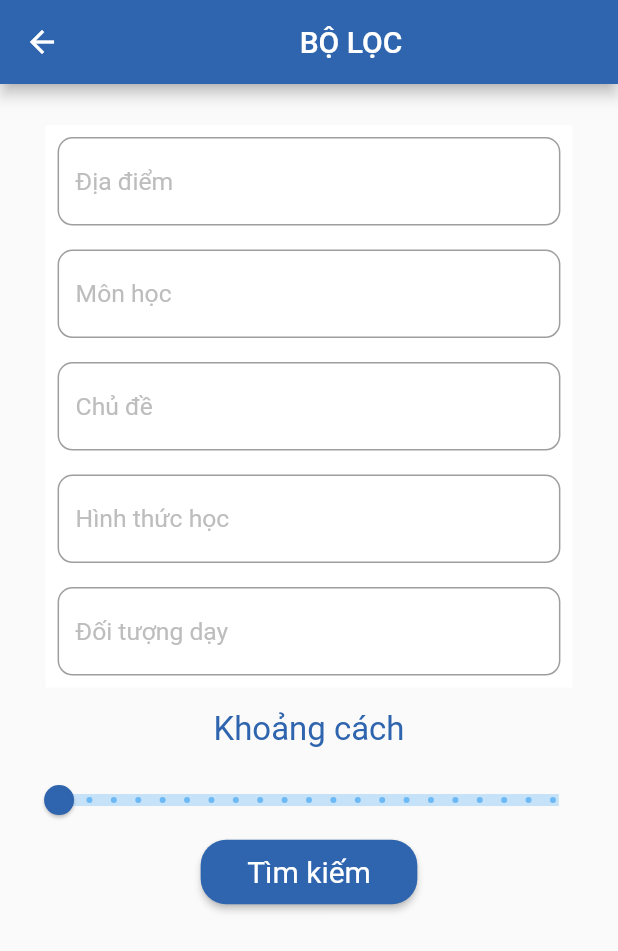
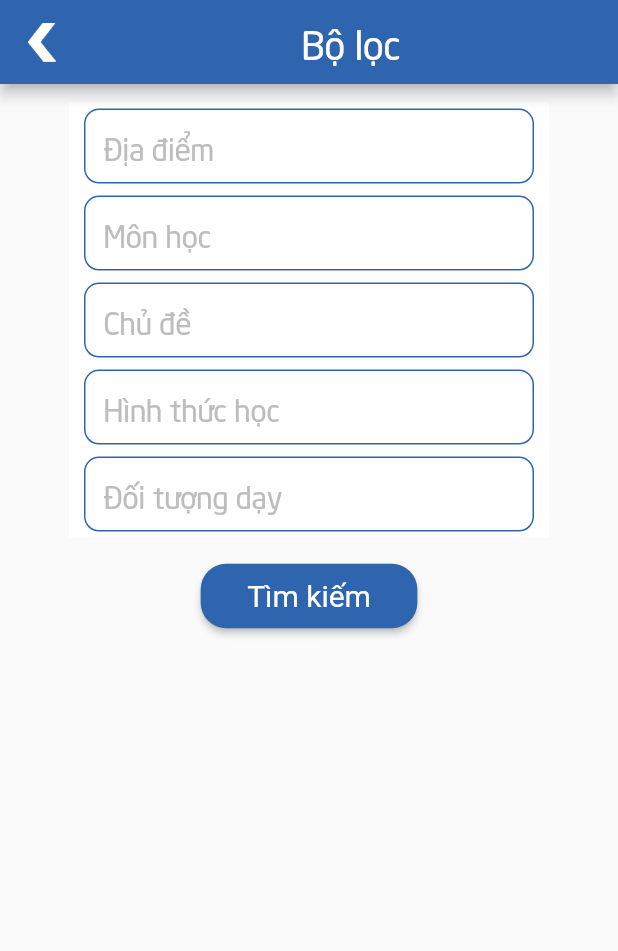
Before and after one commit to nkocvodoi/giasu_flutter, a Flutter app: the Filter screen opened directly, on a phone screen of 412 x 824 dp. Shown: the top 951 px of the screen. Run offline on Flutter 3.47's test engine with Material 2 defaults, Android fonts, the phone set to English and light mode, and no system bars; our stand-ins replace flutter_screenutil.

Commit message:
Filter fix

```diff
--- /dev/null
+++ b/lib/Helpers/previous_widget.dart
@@ -0,0 +1,14 @@
+import 'package:flutter/material.dart';
+
+Widget buildPreviousButton(){
+  return Builder(
+    builder: (BuildContext context) {
+      return IconButton(
+          icon: Image.asset('assets/previous.png',
+            scale: 2.5,
+          ),
+          onPressed: () => Navigator.pop(context)
+      );
+    },
+  );
+}
--- a/lib/UI_Main/Filter.dart
+++ b/lib/UI_Main/Filter.dart
@@ -3,6 +3,7 @@ import 'dart:ui';
 import 'package:flutter/cupertino.dart';
 import 'package:flutter/material.dart';
 import 'package:flutter_screenutil/flutter_screenutil.dart';
+import 'package:test_giasu/Helpers/previous_widget.dart';
 import 'package:test_giasu/UI_Main/BottomNavigationBar.dart';
 import 'package:test_giasu/UI_Main/Lists_Class.dart';
 
@@ -17,22 +18,28 @@ class Filter extends StatefulWidget {
 class _Filter_State extends State<Filter> {
   final Color _color = Color.fromRGBO(47, 101, 174, 1);
 
-  var _slidervalue = 0.0;
-
   Widget _textField(String text) {
     return Padding(
-      padding: EdgeInsets.all(8.0),
+      padding: EdgeInsets.only(top: 4, bottom: 4, left: 10, right: 10),
+      child: Container(
+        height: 50,
+        width: 300,
         child: TextField(
           decoration: InputDecoration(
+            border: InputBorder.none,
             hintText: text,
-          border: OutlineInputBorder(
-            borderRadius: BorderRadius.circular(10.0),
-          ),
+            contentPadding: EdgeInsets.only(left: 12.0),
             hintStyle: TextStyle(
-            fontSize: ScreenUtil.getInstance().setSp(30),
+              fontSize: ScreenUtil.getInstance().setSp(37),
               fontStyle: FontStyle.normal,
+              fontFamily: 'UTM',
               color: Colors.grey[400],
             ),
+          ),
+        ),
+        decoration: BoxDecoration(
+          border: Border.all(color: _color, width: 1.0),
+          borderRadius: BorderRadius.circular(10.0),
         ),
       ),
     );
@@ -45,11 +52,13 @@ class _Filter_State extends State<Filter> {
         ScreenUtil(width: 750, height: 1334, allowFontScaling: true);
     return Scaffold(
       appBar: AppBar(
+        leading: buildPreviousButton(),
         backgroundColor: _color,
         title: Center(
           child: Text(
-            'BỘ LỌC',
+            'Bộ lọc',
             textAlign: TextAlign.center,
+            style: TextStyle(fontFamily: 'UTM', fontSize: 26),
           ),
         ),
       ),
@@ -67,7 +76,7 @@ class _Filter_State extends State<Filter> {
                 crossAxisAlignment: CrossAxisAlignment.center,
                 children: <Widget>[
                   Container(
-                    margin: EdgeInsets.all(15.0),
+                    margin: EdgeInsets.all(0),
                     decoration: BoxDecoration(
                       color: Colors.white,
                     ),
@@ -82,57 +91,24 @@ class _Filter_State extends State<Filter> {
                       ],
                     ),
                   ),
-//                  SizedBox(
-//                    height: ScreenUtil.getInstance().setHeight(10),
-//                  ),
-                  Text(
-                    'Khoảng cách',
-                    style: TextStyle(
-                      fontSize: ScreenUtil.getInstance().setSp(40),
-                      color: _color,
-                    ),
-                  ),
-                  SizedBox(height: 10.0,),
-                  SliderTheme(
-                    data: SliderTheme.of(context).copyWith(
-                      activeTrackColor: _color,
-                      //inactiveTrackColor: Colors.red[100],
-                      trackShape: RectangularSliderTrackShape(),
-                      trackHeight: 8.0,
-                      thumbColor: _color,
-                      //thumbShape: RoundSliderThumbShape(enabledThumbRadius: 12.0),
-                     // valueIndicatorShape: PaddleSliderValueIndicatorShape(),
-                      valueIndicatorColor: Colors.indigo,
-                      valueIndicatorTextStyle: TextStyle(
-                        fontSize: 15.0,
-                        color: Colors.white,
-                      ),
-                    ),
-                    child: Slider(
-                      value: _slidervalue,
-                      min: 0,
-                      max: 20,
-                      divisions: 20,
-                      label: '$_slidervalue'+ 'Km',
-                      onChanged: (newvalue) {
-                        setState(() {
-                          _slidervalue = newvalue;
-                        });
-                      },
-                    ),
+                  SizedBox(
+                    height: 15.0,
                   ),
                   RaisedButton(
                     onPressed: () {
                       Navigator.push(
                         context,
                         MaterialPageRoute(
-                          builder: (context) => MyBottomNavigationBar(currentIndex: 1,),
+                          builder: (context) => MyBottomNavigationBar(
+                            currentIndex: 1,
+                          ),
                         ),
                       );
                     },
                     color: _color,
                     child: new Padding(
-                      padding: EdgeInsets.only(right: 15.0, left: 15.0, bottom: 10.0,top: 10.0),
+                      padding: EdgeInsets.only(
+                          right: 15.0, left: 15.0, bottom: 10.0, top: 10.0),
                       child: Text(
                         'Tìm kiếm',
                         style: TextStyle(
--- a/lib/main.dart
+++ b/lib/main.dart
@@ -2,6 +2,7 @@ import 'package:flutter/material.dart';
 import 'package:test_giasu/Open_App/Waiting_screen.dart';
 import 'package:test_giasu/UI_Main/ClassDetail.dart';
 import 'package:test_giasu/UI_Main/ClassDetail3.dart';
+import 'package:test_giasu/UI_Main/Filter.dart';
 import 'Open_App/SignIn_Page.dart';
 import 'Open_App/SignUp_Page.dart';
 
```
Also changed, not shown: lib/UI_Main/General_Infor.dart (+11 -5 lines), pubspec.yaml (+16 -11 lines), assets/previous.png (added), fonts/CustomIcons.ttf (renamed from assets/CustomIcons.ttf), fonts/Poppins-Bold.ttf (renamed from assets/Poppins-Bold.ttf), fonts/Poppins-Medium.ttf (renamed from assets/Poppins-Medium.ttf), fonts/UTM-Neo-Sans-Intel.ttf (added). Lines whose indentation alone changed are shown as unchanged.
